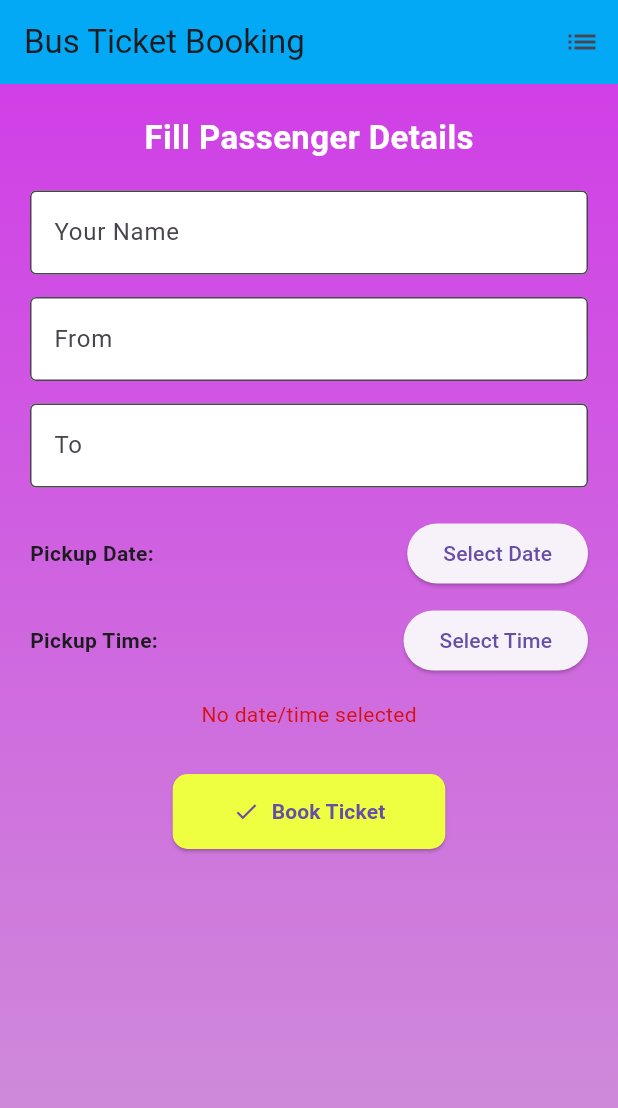
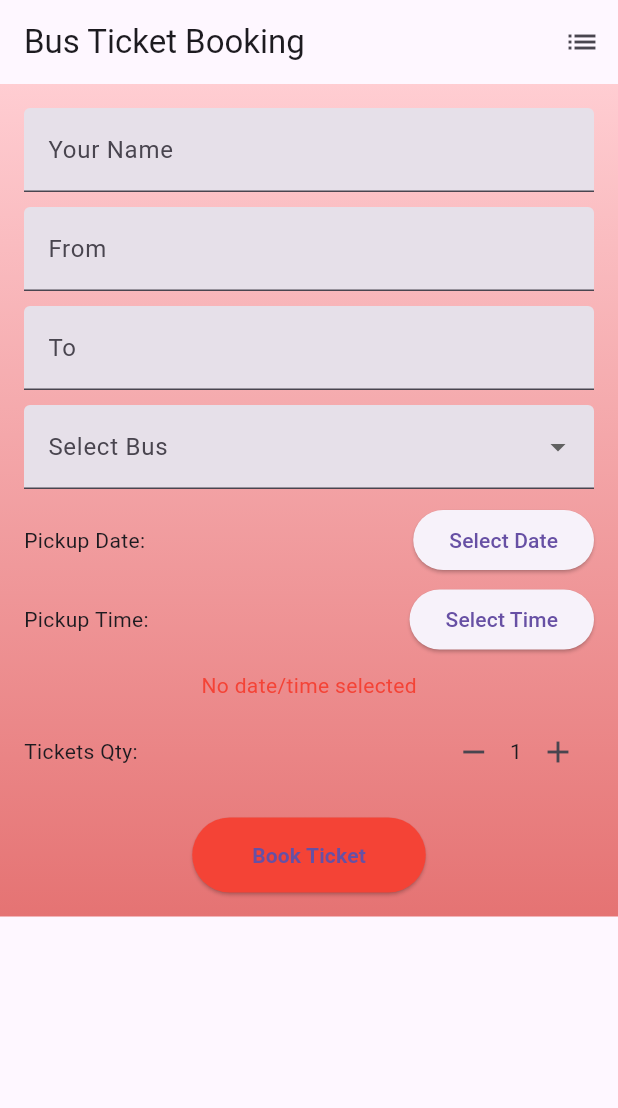
Before and after one commit to SHREEDHARANT/Bus_Ticket_Booking, a Flutter app: the screen it shows after launch, on a phone screen of 412 x 824 dp. Shown: the top 1108 px of the screen. Run offline on Flutter 3.47's test engine with Material 3 defaults, Android fonts, the phone set to English and light mode, and no system bars.

Commit message:
Update main.dart

```diff
--- a/lib/main.dart
+++ b/lib/main.dart
@@ -1,23 +1,29 @@
 import 'package:flutter/material.dart';
+import 'dart:math';
 
 void main() {
-  runApp(BusTicketApp());
+  runApp(const BusTicketApp());
 }
 
 class BusTicketApp extends StatelessWidget {
+  const BusTicketApp({super.key});
+
   @override
   Widget build(BuildContext context) {
     return MaterialApp(
-      title: 'Bus Ticket Booking',
-      home: TicketBookingPage(),
+      title: 'Red Bus Booking',
       debugShowCheckedModeBanner: false,
+      theme: ThemeData(primarySwatch: Colors.red),
+      home: const TicketBookingPage(),
     );
   }
 }
 
 class TicketBookingPage extends StatefulWidget {
+  const TicketBookingPage({super.key});
+
   @override
-  _TicketBookingPageState createState() => _TicketBookingPageState();
+  State<TicketBookingPage> createState() => _TicketBookingPageState();
 }
 
 class _TicketBookingPageState extends State<TicketBookingPage> {
@@ -27,93 +33,132 @@ class _TicketBookingPageState extends State<TicketBookingPage> {
   String destination = '';
   DateTime? travelDate;
   TimeOfDay? travelTime;
+  int ticketQty = 1;
+  String? selectedBus;
+
+  final List<String> buses = [
+    "National",
+    "Alagan",
+    "Chakra",
+    "PSS",
+    "Friends",
+    "Mettur",
+    "Vinagar",
+    "Essar",
+    "Galaxy",
+    "Shakti",
+    "Royal",
+    "Express",
+    "Velan",
+    "Sundaram",
+    "Sakthi",
+    "GreenLine",
+    "BlueStar",
+    "RedLine",
+    "Delta",
+    "FastTrack",
+    "CityLink",
+    "MegaBus",
+    "SuperFast",
+    "Elite",
+    "Victory"
+  ];
+
+  late final Map<String, int> busRates;
+
   List<Map<String, dynamic>> bookings = [];
 
+  @override
+  void initState() {
+    super.initState();
+    busRates = {for (var bus in buses) bus: 500 + Random().nextInt(2001)};
+  }
+
   void _selectDate(BuildContext context) async {
-    final DateTime? picked = await showDatePicker(
+    final picked = await showDatePicker(
       context: context,
       initialDate: travelDate ?? DateTime.now(),
       firstDate: DateTime.now(),
       lastDate: DateTime(2100),
     );
-    if (picked != null) {
-      setState(() {
-        travelDate = picked;
-      });
-    }
+    if (picked != null) setState(() => travelDate = picked);
   }
 
   void _selectTime(BuildContext context) async {
-    final TimeOfDay? picked = await showTimePicker(
+    final picked = await showTimePicker(
       context: context,
       initialTime: travelTime ?? TimeOfDay.now(),
     );
-    if (picked != null) {
-      setState(() {
-        travelTime = picked;
-      });
-    }
+    if (picked != null) setState(() => travelTime = picked);
   }
 
   void _confirmBooking() {
     showDialog(
       context: context,
       builder: (_) => AlertDialog(
-        title: Text('Confirm Ticket'),
+        title: Text('Confirm Ticket - $selectedBus'),
         content: Text(
-            'Do you want to confirm the ticket for $name from $source to $destination on ${travelDate!.toLocal().toString().split(' ')[0]} at ${travelTime!.format(context)}?'),
+            'Confirm $ticketQty ticket(s) for $name from $source to $destination on ${travelDate!.day}-${travelDate!.month}-${travelDate!.year} at ${travelTime!.format(context)}?'),
         actions: [
           TextButton(
               onPressed: () => Navigator.pop(context),
-            child: Text('Cancel'),
-          ),
+              child: const Text('Cancel')),
           ElevatedButton(
               onPressed: () {
                 Navigator.pop(context);
                 _finalizeBooking();
               },
-            child: Text('Confirm'),
-          ),
+              child: const Text('Confirm')),
         ],
       ),
     );
   }
 
   void _finalizeBooking() {
-    final DateTime combinedDateTime = DateTime(
-      travelDate!.year,
-      travelDate!.month,
-      travelDate!.day,
-      travelTime!.hour,
-      travelTime!.minute,
-    );
+    final combinedDateTime = DateTime(travelDate!.year, travelDate!.month,
+        travelDate!.day, travelTime!.hour, travelTime!.minute);
+
+    final totalPrice = busRates[selectedBus]! * ticketQty;
 
     setState(() {
       bookings.add({
         'name': name,
-        'source': source,
-        'destination': destination,
+        'from': source,
+        'to': destination,
+        'bus': selectedBus,
         'date': combinedDateTime,
+        'qty': ticketQty,
+        'totalPrice': totalPrice,
       });
       name = '';
       source = '';
       destination = '';
       travelDate = null;
       travelTime = null;
+      ticketQty = 1;
+      selectedBus = null;
       _formKey.currentState!.reset();
     });
 
     ScaffoldMessenger.of(context).showSnackBar(
-      SnackBar(content: Text("Ticket confirmed successfully!")),
-    );
+        const SnackBar(content: Text("Ticket booked successfully!")));
   }
 
   void _bookTicket() {
     if (_formKey.currentState!.validate() &&
         travelDate != null &&
-        travelTime != null) {
+        travelTime != null &&
+        selectedBus != null) {
       _formKey.currentState!.save();
+      if (ticketQty > 5) {
+        ScaffoldMessenger.of(context).showSnackBar(const SnackBar(
+            content: Text("Cannot book more than 5 tickets per person")));
+        return;
+      }
       _confirmBooking();
+    } else {
+      ScaffoldMessenger.of(context).showSnackBar(const SnackBar(
+          content: Text("Please fill all fields including bus selection")));
     }
   }
 
@@ -132,134 +177,119 @@ class _TicketBookingPageState extends State<TicketBookingPage> {
       children: [
         if (travelDate != null)
           Text(
-            "📅 Date: ${travelDate!.toLocal().toString().split(' ')[0]}",
-            style: TextStyle(fontSize: 16),
-          ),
-        if (travelTime != null)
-          Text(
-            "⏰ Time: ${travelTime!.format(context)}",
-            style: TextStyle(fontSize: 16),
-          ),
+              "📅 Date: ${travelDate!.day}-${travelDate!.month}-${travelDate!.year}"),
+        if (travelTime != null) Text("⏰ Time: ${travelTime!.format(context)}"),
         if (travelDate == null && travelTime == null)
-          Text(
-            "No date/time selected",
-            style: TextStyle(color: Color(0xffd51010)),
-          ),
+          const Text("No date/time selected",
+              style: TextStyle(color: Colors.red)),
       ],
     );
   }
 
   @override
   Widget build(BuildContext context) {
-    final screenHeight = MediaQuery.of(context).size.height;
-    final screenWidth = MediaQuery.of(context).size.width;
-
     return Scaffold(
       appBar: AppBar(
-        title: Text('Bus Ticket Booking'),
-        backgroundColor: Colors.lightBlue,
+        title: const Text('Bus Ticket Booking'),
         actions: [
-          IconButton(
-            icon: Icon(Icons.list),
-            onPressed: _showAllBookings,
-          )
+          IconButton(icon: const Icon(Icons.list), onPressed: _showAllBookings)
         ],
       ),
       body: Container(
-        width: screenWidth,
-        height: screenHeight,
+        padding: const EdgeInsets.all(16),
         decoration: BoxDecoration(
             gradient: LinearGradient(
-            colors: [Color(0xffd03fe6), Colors.purple.shade200],
+                colors: [Colors.red.shade100, Colors.red.shade300],
                 begin: Alignment.topCenter,
-            end: Alignment.bottomCenter,
-          ),
-        ),
+                end: Alignment.bottomCenter)),
         child: SingleChildScrollView(
-          padding: EdgeInsets.all(20),
           child: Form(
             key: _formKey,
             child: Column(
               children: [
-                Text(
-                  "Fill Passenger Details",
-                  style: TextStyle(
-                      fontSize: 22,
-                      fontWeight: FontWeight.bold,
-                      color: Colors.white),
-                ),
-                SizedBox(height: 20),
                 TextFormField(
-                  decoration: InputDecoration(
-                    labelText: 'Your Name',
-                    border: OutlineInputBorder(),
-                    filled: true,
-                    fillColor: Colors.white,
-                  ),
+                  decoration: const InputDecoration(
+                      labelText: 'Your Name', filled: true),
                   validator: (val) => val!.isEmpty ? 'Enter your name' : null,
                   onSaved: (val) => name = val!,
                 ),
-                SizedBox(height: 15),
+                const SizedBox(height: 10),
                 TextFormField(
-                  decoration: InputDecoration(
-                    labelText: 'From',
-                    border: OutlineInputBorder(),
-                    filled: true,
-                    fillColor: Colors.white,
-                  ),
-                  validator: (val) => val!.isEmpty ? 'Enter source' : null,
+                  decoration:
+                      const InputDecoration(labelText: 'From', filled: true),
+                  validator: (val) =>
+                      val!.isEmpty ? 'Enter starting place' : null,
                   onSaved: (val) => source = val!,
                 ),
-                SizedBox(height: 15),
+                const SizedBox(height: 10),
                 TextFormField(
-                  decoration: InputDecoration(
-                    labelText: 'To',
-                    border: OutlineInputBorder(),
-                    filled: true,
-                    fillColor: Colors.white,
-                  ),
+                  decoration:
+                      const InputDecoration(labelText: 'To', filled: true),
                   validator: (val) => val!.isEmpty ? 'Enter destination' : null,
                   onSaved: (val) => destination = val!,
                 ),
-                SizedBox(height: 20),
+                const SizedBox(height: 10),
+                DropdownButtonFormField<String>(
+                  decoration: const InputDecoration(
+                      labelText: 'Select Bus', filled: true),
+                  value: selectedBus,
+                  items: buses
+                      .map((bus) => DropdownMenuItem(
+                          value: bus, child: Text("$bus - ₹${busRates[bus]}")))
+                      .toList(),
+                  onChanged: (val) => setState(() => selectedBus = val),
+                  validator: (val) =>
+                      val == null ? 'Please select a bus' : null,
+                ),
+                const SizedBox(height: 10),
                 Row(
                   children: [
-                    Text("Pickup Date:",
-                        style: TextStyle(fontWeight: FontWeight.bold)),
-                    Spacer(),
+                    const Text("Pickup Date:"),
+                    const Spacer(),
                     ElevatedButton(
                         onPressed: () => _selectDate(context),
-                      child: Text('Select Date'),
-                    ),
+                        child: const Text('Select Date')),
                   ],
                 ),
-                SizedBox(height: 10),
+                const SizedBox(height: 5),
                 Row(
                   children: [
-                    Text("Pickup Time:",
-                        style: TextStyle(fontWeight: FontWeight.bold)),
-                    Spacer(),
+                    const Text("Pickup Time:"),
+                    const Spacer(),
                     ElevatedButton(
                         onPressed: () => _selectTime(context),
-                      child: Text('Select Time'),
-                    ),
+                        child: const Text('Select Time')),
                   ],
                 ),
-                SizedBox(height: 15),
+                const SizedBox(height: 10),
                 _buildPickupDateTime(),
-                SizedBox(height: 30),
-                ElevatedButton.icon(
-                  icon: Icon(Icons.check),
+                const SizedBox(height: 10),
+                Row(
+                  children: [
+                    const Text("Tickets Qty:"),
+                    const Spacer(),
+                    IconButton(
+                        onPressed: () {
+                          if (ticketQty > 1) setState(() => ticketQty--);
+                        },
+                        icon: const Icon(Icons.remove)),
+                    Text("$ticketQty"),
+                    IconButton(
+                        onPressed: () {
+                          if (ticketQty < 5) setState(() => ticketQty++);
+                        },
+                        icon: const Icon(Icons.add)),
+                  ],
+                ),
+                const SizedBox(height: 20),
+                ElevatedButton(
+                    onPressed: _bookTicket,
                     style: ElevatedButton.styleFrom(
-                    backgroundColor: Colors.limeAccent,
-                    padding: EdgeInsets.symmetric(horizontal: 40, vertical: 15),
-                    shape: RoundedRectangleBorder(
-                        borderRadius: BorderRadius.circular(10)),
-                  ),
-                  onPressed: _bookTicket,
-                  label: Text('Book Ticket',
-                      style: TextStyle(fontWeight: FontWeight.bold)),
-                ),
+                        backgroundColor: Colors.red,
+                        padding: const EdgeInsets.symmetric(
+                            horizontal: 40, vertical: 15)),
+                    child: const Text("Book Ticket",
+                        style: TextStyle(fontWeight: FontWeight.bold))),
               ],
             ),
           ),
@@ -269,124 +299,99 @@ class _TicketBookingPageState extends State<TicketBookingPage> {
   }
 }
 
-class AllBookingsPage extends StatelessWidget {
+class AllBookingsPage extends StatefulWidget {
   final List<Map<String, dynamic>> bookings;
-  AllBookingsPage({required this.bookings});
+  const AllBookingsPage({super.key, required this.bookings});
 
-  Map<String, List<Map<String, dynamic>>> groupBookingsByMonth() {
+  @override
+  State<AllBookingsPage> createState() => _AllBookingsPageState();
+}
+
+class _AllBookingsPageState extends State<AllBookingsPage> {
+  void _cancelTicket(int index) {
+    final ticket = widget.bookings[index];
+    final refund = (ticket['totalPrice'] as int) * 0.5;
+    ScaffoldMessenger.of(context)
+        .showSnackBar(SnackBar(content: Text("Refunded ₹$refund (50%)")));
+    setState(() {
+      widget.bookings.removeAt(index);
+    });
+  }
+
+  void _changeDate(int index) async {
+    final ticket = widget.bookings[index];
+    DateTime? picked = await showDatePicker(
+      context: context,
+      initialDate: ticket['date'],
+      firstDate: DateTime.now(),
+      lastDate: DateTime(2100),
+    );
+    if (picked != null) {
+      TimeOfDay time = TimeOfDay.fromDateTime(ticket['date']);
+      setState(() {
+        widget.bookings[index]['date'] = DateTime(
+            picked.year, picked.month, picked.day, time.hour, time.minute);
+      });
+    }
+  }
+
+  Map<String, List<Map<String, dynamic>>> groupByMonth() {
     Map<String, List<Map<String, dynamic>>> grouped = {};
-    for (var booking in bookings) {
-      final date = booking['date'] as DateTime;
-      final monthKey = "${_monthName(date.month)} ${date.year}";
-      if (!grouped.containsKey(monthKey)) {
-        grouped[monthKey] = [];
-      }
-      grouped[monthKey]!.add(booking);
+    for (var ticket in widget.bookings) {
+      final dt = ticket['date'] as DateTime;
+      final key = "${dt.month}-${dt.year}";
+      grouped.putIfAbsent(key, () => []);
+      grouped[key]!.add(ticket);
     }
     return grouped;
   }
 
-  String _monthName(int month) {
-    const months = [
-      '',
-      'January',
-      'February',
-      'March',
-      'April',
-      'May',
-      'June',
-      'July',
-      'August',
-      'September',
-      'October',
-      'November',
-      'December'
-    ];
-    return months[month];
-  }
-
   @override
   Widget build(BuildContext context) {
-    final groupedBookings = groupBookingsByMonth();
+    final grouped = groupByMonth();
     return Scaffold(
       appBar: AppBar(
-        title: Text('Booked Tickets'),
-        backgroundColor: Color(0xffea2525),
-      ),
-      body: Container(
-        decoration: BoxDecoration(
-          gradient: LinearGradient(
-            colors: [Colors.orange.shade50, Colors.deepOrange.shade200],
-            begin: Alignment.topCenter,
-            end: Alignment.bottomCenter,
-          ),
-        ),
-        child: bookings.isEmpty
-            ? Center(
-                child: Text(
-                  'No bookings yet',
-                  style: TextStyle(fontSize: 18, color: Colors.black54),
-                ),
-              )
+          title: const Text("Booked Tickets"), backgroundColor: Colors.red),
+      body: grouped.isEmpty
+          ? const Center(child: Text("No bookings yet"))
           : ListView(
-                children: groupedBookings.entries.map((entry) {
+              children: grouped.entries.map((entry) {
               return Column(
                 crossAxisAlignment: CrossAxisAlignment.start,
                 children: [
                   Padding(
-                        padding: const EdgeInsets.symmetric(
-                            horizontal: 16, vertical: 8),
-                        child: Text(
-                          entry.key,
-                          style: TextStyle(
-                            fontSize: 20,
-                            fontWeight: FontWeight.bold,
-                            color: Colors.deepOrange,
-                          ),
-                        ),
-                      ),
-                      ...entry.value.map((booking) {
-                        final date = booking['date'] as DateTime;
-                        final formattedDate =
-                            "${date.toLocal().toString().split(' ')[0]}";
-                        final formattedTime =
-                            "${TimeOfDay.fromDateTime(date).format(context)}";
-
+                      padding: const EdgeInsets.all(8),
+                      child: Text("Month: ${entry.key}",
+                          style: const TextStyle(fontWeight: FontWeight.bold))),
+                  ...entry.value.map((ticket) {
+                    final dt = ticket['date'] as DateTime;
                     return Card(
-                          color: Colors.white.withOpacity(0.9),
-                          elevation: 4,
-                          margin:
-                              EdgeInsets.symmetric(horizontal: 16, vertical: 8),
-                          shape: RoundedRectangleBorder(
-                            borderRadius: BorderRadius.circular(15),
-                          ),
-                          child: Padding(
-                            padding: EdgeInsets.all(15),
-                            child: Column(
-                              crossAxisAlignment: CrossAxisAlignment.start,
+                      margin: const EdgeInsets.symmetric(
+                          horizontal: 12, vertical: 6),
+                      child: ListTile(
+                        title:
+                            Text("${ticket['bus']} - ₹${ticket['totalPrice']}"),
+                        subtitle: Text(
+                            "${ticket['name']} | ${ticket['from']} → ${ticket['to']}\nDate: ${dt.day}-${dt.month}-${dt.year} | Time: ${TimeOfDay.fromDateTime(dt).format(context)}\nQty: ${ticket['qty']}"),
+                        trailing: Column(
                           children: [
-                                Text("👤 Name: ${booking['name']}",
-                                    style: TextStyle(
-                                        fontSize: 16,
-                                        fontWeight: FontWeight.bold)),
-                                Text("📍 From: ${booking['source']}",
-                                    style: TextStyle(fontSize: 16)),
-                                Text("🎯 To: ${booking['destination']}",
-                                    style: TextStyle(fontSize: 16)),
-                                Text("📅 Date: $formattedDate",
-                                    style: TextStyle(fontSize: 16)),
-                                Text("⏰ Time: $formattedTime",
-                                    style: TextStyle(fontSize: 16)),
+                            ElevatedButton(
+                                onPressed: () => _cancelTicket(
+                                    widget.bookings.indexOf(ticket)),
+                                child: const Text("Cancel")),
+                            const SizedBox(height: 4),
+                            ElevatedButton(
+                                onPressed: () => _changeDate(
+                                    widget.bookings.indexOf(ticket)),
+                                child: const Text("Change Date")),
                           ],
                         ),
                       ),
                     );
-                      }).toList(),
+                  }).toList()
                 ],
               );
-                }).toList(),
-              ),
-      ),
+            }).toList()),
     );
   }
 }
```
Lines whose indentation alone changed are shown as unchanged.
